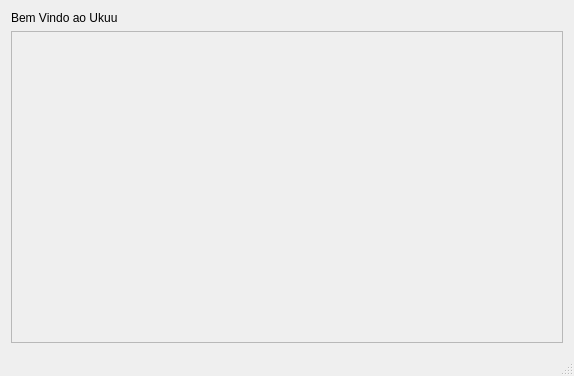
Old version of the form PasswordManager/principal.ui in the repository ecsanchesjr/ProjetoSeguran-a.
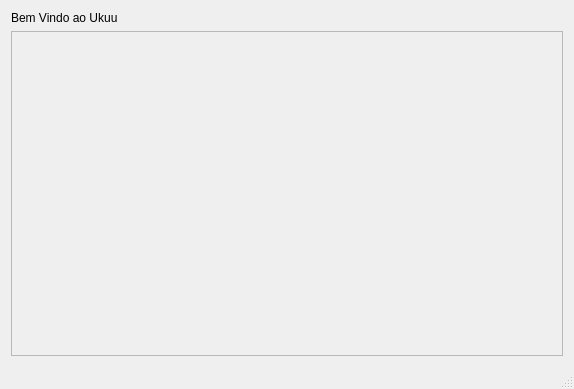
New version of the form.

Commit message: Frescuras na interface

```diff
--- a/PasswordManager/principal.ui
+++ b/PasswordManager/principal.ui
@@ -7,7 +7,7 @@
     <x>0</x>
     <y>0</y>
     <width>574</width>
-    <height>376</height>
+    <height>389</height>
    </rect>
   </property>
   <property name="windowTitle">
@@ -36,12 +36,16 @@
          <x>0</x>
          <y>0</y>
          <width>558</width>
-         <height>313</height>
+         <height>326</height>
         </rect>
        </property>
-       <layout class="QFormLayout" name="formLayout">
-        <item row="0" column="0">
-         <layout class="QVBoxLayout" name="verticalLayout"/>
+       <layout class="QVBoxLayout" name="verticalLayout">
+        <item>
+         <layout class="QGridLayout" name="gridLayout_3">
+          <property name="sizeConstraint">
+           <enum>QLayout::SetNoConstraint</enum>
+          </property>
+         </layout>
         </item>
        </layout>
       </widget>
```
The commit also changes 1 other file.
